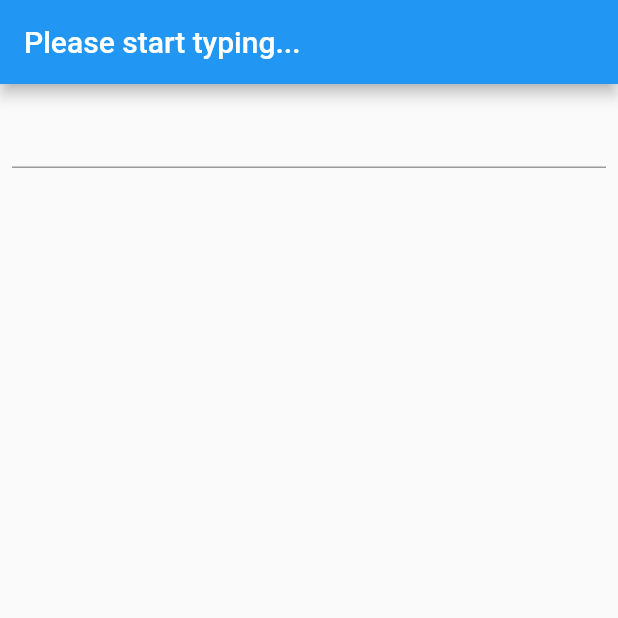
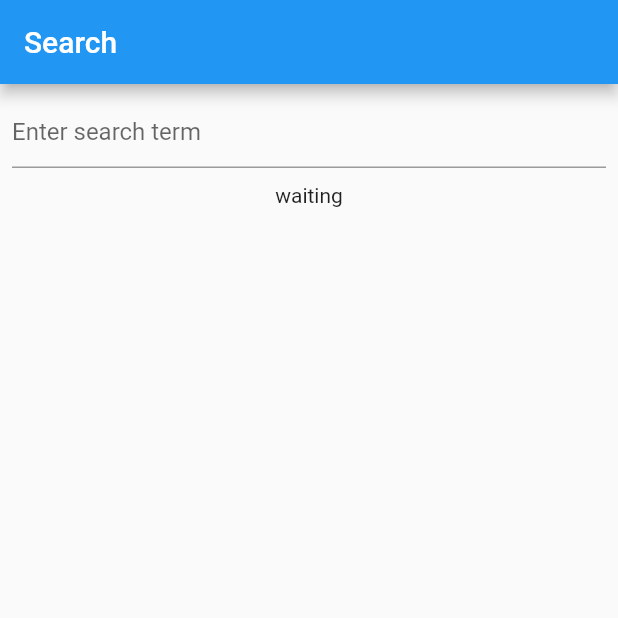
Before and after one commit to Apoorv65/rx_dart, a Flutter app: the screen it shows after launch, on a phone screen of 412 x 824 dp, the top half of it. Run offline on Flutter 3.47's test engine with Material 2 defaults, Android fonts, the phone set to English and light mode, and no system bars; our stand-ins replace flutter_hooks, rxdart.

Commit message:
commit 2nd chapter

```diff
--- a/lib/Index.dart
+++ /dev/null
@@ -1,47 +0,0 @@
-import 'dart:async';
-
-import 'package:flutter/material.dart';
-import 'package:flutter_hooks/flutter_hooks.dart';
-import 'package:rxdart/rxdart.dart';
-
-class Home extends HookWidget {
-  const Home({Key? key}) : super(key: key);
-
-  @override
-  Widget build(BuildContext context) {
-
-    //create our behavior subject every time widget is re-built
-    final sub = useMemoized(
-            () => BehaviorSubject<String>(),
-        [key]
-    );
-
-    //dispose of the old subject every time widget is rebuild.
-    useEffect(
-            () => sub.close,
-        [sub]
-    );
-
-
-    return Scaffold(
-      appBar: AppBar(
-        title:  StreamBuilder<String>(
-          stream: sub.stream.distinct().debounceTime(const Duration(seconds: 1)),
-          initialData: 'Please start typing...',
-          builder: (context, snapshot) {
-            return Text (snapshot.requireData);
-          },
-        ),
-      ),
-      body: Column(
-        children: [
-          Padding(
-            padding: const EdgeInsets.all(8.0),
-            child: TextField(
-              onChanged: sub.sink.add,
-            ),
-          )
-        ],)
-    );
-  }
-}
--- /dev/null
+++ b/lib/chapter_2/bloc/Search_bloc.dart
@@ -0,0 +1,39 @@
+import 'package:flutter/foundation.dart';
+import 'package:rx_dart/chapter_2/bloc/api.dart';
+import 'package:rx_dart/chapter_2/bloc/search_result.dart';
+import 'package:rxdart/rxdart.dart';
+
+@immutable
+class SearchBloc {
+  final Sink<String> search;
+  final Stream<SearchResult?> results;
+
+  void dispose(){
+    search.close();
+  }
+
+  factory SearchBloc({required Api api}) {
+    final textChanges = BehaviorSubject<String>();
+
+    final Stream<SearchResult?> result = textChanges
+        .distinct()
+        .debounceTime(const Duration(milliseconds: 300))
+        .switchMap<SearchResult?>((String searchTerm) {
+      if (searchTerm.isEmpty) {
+        return Stream<SearchResult?>.value(null);
+      } else {
+        return Rx.fromCallable(() => api.search(searchTerm))
+            .delay(const Duration(seconds: 1))
+            .map((results) => results.isEmpty
+                ? const SearchResultNoResult()
+                : SearchResultWithResult(results))
+            .startWith(const SearchResultLoading())
+            .onErrorReturnWith((error, stackTrace) => SearchResultError(error));
+      }
+    });
+
+    return SearchBloc._(search: textChanges.sink, results: result);
+
+  }
+  const SearchBloc._({required this.search, required this.results});
+}
--- /dev/null
+++ b/lib/chapter_2/bloc/api.dart
@@ -0,0 +1,68 @@
+import 'dart:convert';
+import 'dart:io';
+
+import 'package:rx_dart/chapter_2/model/things.dart';
+
+import '../model/animal.dart';
+import '../model/person.dart';
+
+typedef SearchTerm = String;
+
+class Api {
+  List<Animal>? getAnimal;
+  List<Person>? getPerson;
+  Api();
+
+  Future<List<Thing>> search(SearchTerm searchTerm) async {
+    final term = searchTerm.trim().toLowerCase();
+    final cachedResult = _extractThingUsingSearchTerm(term);
+    if (cachedResult != null) {
+      return cachedResult;
+    }
+
+    final person = await _getJson('http://127.0.0.1:5500/apis/persons.json')
+    .then((json) => json.map((value) =>Person.fromJson(value)));
+    getPerson = person.toList();
+
+    final animal = await _getJson('http://127.0.0.1:5500/apis/animals.json')
+        .then((json) => json.map((value) =>Animal.fromJson(value)));
+    getAnimal = animal.toList();
+
+    return _extractThingUsingSearchTerm(term) ?? [];
+
+  }
+
+  List<Thing>? _extractThingUsingSearchTerm(SearchTerm search) {
+    final cachedAnimal = getAnimal;
+    final cachedPerson = getPerson;
+    if (cachedAnimal != null && cachedPerson != null) {
+      List<Thing> result = [];
+      for (final animal in cachedAnimal) {
+        if (animal.name.trimmedContain(search) ||
+            animal.type.name.trimmedContain(search)) {
+          result.add(animal);
+        }
+      }
+      for (final person in cachedPerson) {
+        if (person.name.trimmedContain(search) ||
+            person.age.toString().trimmedContain(search)) {
+          result.add(person);
+        }
+      }
+      return result;
+    } else {
+      return null;
+    }
+  }
+
+  Future<List<dynamic>> _getJson(String url) => HttpClient()
+      .getUrl(Uri.parse(url))
+      .then((req) => req.close())
+      .then((response) => response.transform(utf8.decoder).join())
+      .then((jsonString) => jsonDecode(jsonString) as List<dynamic>);
+}
+
+extension TrimmedCaseInsensitiveContain on String {
+  bool trimmedContain(String other) =>
+      trim().toLowerCase().contains(other.trim().toLowerCase());
+}
--- /dev/null
+++ b/lib/chapter_2/bloc/search_result.dart
@@ -0,0 +1,31 @@
+import 'package:flutter/foundation.dart';
+
+import '../model/things.dart';
+//state class
+
+@immutable
+abstract class SearchResult{
+  const SearchResult();
+}
+
+@immutable
+class SearchResultLoading implements SearchResult{
+  const SearchResultLoading();
+}
+
+@immutable
+class SearchResultNoResult implements SearchResult{
+  const SearchResultNoResult();
+}
+
+@immutable
+class SearchResultError implements SearchResult{
+  final Object error;
+  const SearchResultError(this.error);
+}
+
+@immutable
+class SearchResultWithResult implements SearchResult{
+  final List<Thing> results;
+  const SearchResultWithResult(this.results);
+}
--- /dev/null
+++ b/lib/chapter_2/model/animal.dart
@@ -0,0 +1,31 @@
+import 'package:flutter/foundation.dart';
+import 'package:rx_dart/chapter_2/model/things.dart';
+
+enum AnimalType { dog, cat, rabbit, unknown }
+
+@immutable
+class Animal extends Thing {
+  final AnimalType type;
+  const Animal({required String name, required this.type}) : super(name: name);
+
+  @override
+  String toString() => 'Animal, name : $name, type : $type';
+
+  factory Animal.fromJson(Map<String, dynamic> json) {
+    final AnimalType animalType;
+    switch ((json["type"] as String).toLowerCase().trim()) {
+      case "dog":
+        animalType = AnimalType.dog;
+        break;
+      case "cat":
+        animalType = AnimalType.cat;
+        break;
+      case "rabbit":
+        animalType = AnimalType.rabbit;
+        break;
+      default:
+        animalType = AnimalType.unknown;
+    }
+    return Animal(name: json["name"] as String, type: animalType);
+  }
+}
--- /dev/null
+++ b/lib/chapter_2/model/person.dart
@@ -0,0 +1,17 @@
+import 'package:flutter/foundation.dart';
+import 'package:rx_dart/chapter_2/model/things.dart';
+
+@immutable
+class Person extends Thing {
+  final int age;
+
+  const Person({required String name, required this.age}) : super(name: name);
+
+  @override
+  String toString() => 'Person, name : $name, type : $age';
+
+  Person.fromJson(Map<String, dynamic>json)
+      :age = json["age"] as int,
+        super(name: json["name"] as String);
+
+}
--- /dev/null
+++ b/lib/chapter_2/model/things.dart
@@ -0,0 +1,7 @@
+import 'package:flutter/foundation.dart';
+
+@immutable
+class Thing{
+  final String name;
+  const Thing({required this.name,});
+}
--- /dev/null
+++ b/lib/chapter_2/views/home.dart
@@ -0,0 +1,46 @@
+import 'package:flutter/material.dart';
+import 'package:rx_dart/chapter_2/bloc/Search_bloc.dart';
+import 'package:rx_dart/chapter_2/bloc/api.dart';
+import 'package:rx_dart/chapter_2/views/search.dart';
+
+class HomeChap2 extends StatefulWidget {
+  const HomeChap2({Key? key}) : super(key: key);
+
+  @override
+  State<HomeChap2> createState() => _HomeChap2State();
+}
+
+class _HomeChap2State extends State<HomeChap2> {
+  late final SearchBloc _bloc;
+  @override
+  void initState() {
+    super.initState();
+    _bloc = SearchBloc(api: Api());
+  }
+
+  @override
+  void dispose() {
+    _bloc.dispose();
+    super.dispose();
+  }
+
+  @override
+  Widget build(BuildContext context) {
+    return Scaffold(
+      appBar: AppBar(title: const Text('Search')),
+      body: Padding(
+        padding: const EdgeInsets.all(8.0),
+        child: Column(children: [
+          TextField(
+            decoration: const InputDecoration(
+              hintText: 'Enter search term'
+            ),
+            onChanged: _bloc.search.add,
+          ),
+          const SizedBox(height: 10),
+        SearchView(searchResult: _bloc.results)
+        ]),
+      ),
+    );
+  }
+}
--- /dev/null
+++ b/lib/chapter_2/views/search.dart
@@ -0,0 +1,55 @@
+import 'dart:async';
+
+import 'package:flutter/material.dart';
+import 'package:rx_dart/chapter_2/model/animal.dart';
+import 'package:rx_dart/chapter_2/model/person.dart';
+
+import '../bloc/search_result.dart';
+
+class SearchView extends StatelessWidget {
+  final Stream<SearchResult?> searchResult;
+  const SearchView({Key? key, required this.searchResult}) : super(key: key);
+
+  @override
+  Widget build(BuildContext context) {
+    return StreamBuilder<SearchResult?>(
+        stream: searchResult,
+        builder: (context, snapshot) {
+          if (snapshot.hasData) {
+            final result = snapshot.data;
+            if (result is SearchResultError) {
+              return const Text('Got data error');
+            } else if (result is SearchResultLoading) {
+              return const Center(child: CircularProgressIndicator());
+            } else if (result is SearchResultNoResult) {
+              return const Text(
+                  'No result found in the search result collection.');
+            } else if (result is SearchResultWithResult) {
+              final results = result.results;
+              return Expanded(
+                  child: ListView.builder(
+                      itemCount: results.length,
+                      itemBuilder: (context, index) {
+                        final item = results[index];
+                        final String title;
+                        if (item is Animal){
+                          title ='Animal';
+                        }else if (item is Person){
+                          title ='Person';
+                        }else{
+                          title ='Unknown';
+                        }
+                        return ListTile(
+                          title: Text(title),
+                          subtitle: Text(item.toString()),
+                        );
+                      }));
+            }else{
+              return const Text('Unknown result');
+            }
+          } else {
+            return const Text('waiting');
+          }
+        });
+  }
+}
--- a/lib/main.dart
+++ b/lib/main.dart
@@ -1,6 +1,7 @@
 import 'package:flutter/material.dart';
 
-import 'Index.dart';
+import 'chapter_2/views/home.dart';
+
 
 void main() {
   runApp(const MyApp());
@@ -17,7 +18,7 @@ class MyApp extends StatelessWidget {
         primarySwatch: Colors.blue,
       ),
       debugShowCheckedModeBanner: false,
-      home: const Home(),
+      home: const HomeChap2(),
     );
   }
 }
```
Also changed, not shown: lib/chapter_1/index.dart (added, +40 -0 lines).
